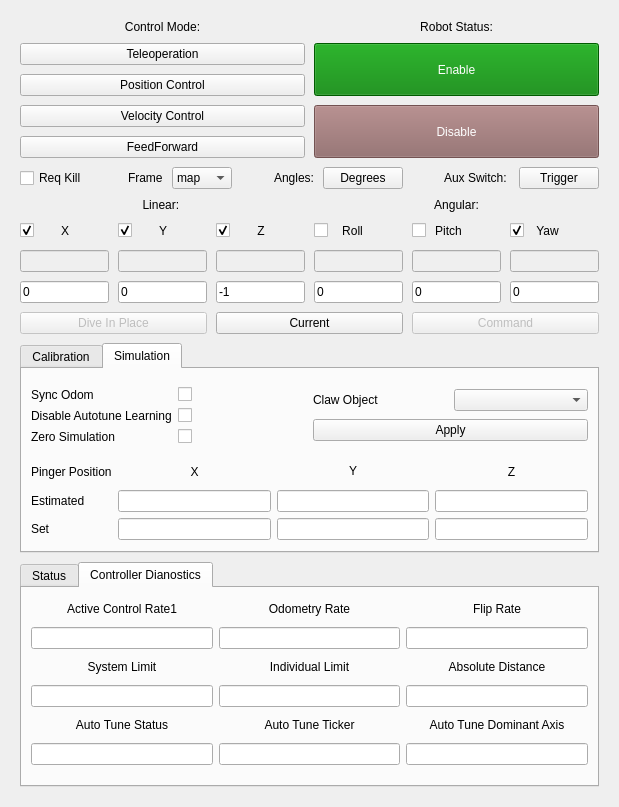
osu-uwrt/mercury_gui, file riptide_rviz/riptide_rviz/src/ControlPanel.ui: the form before one commit.
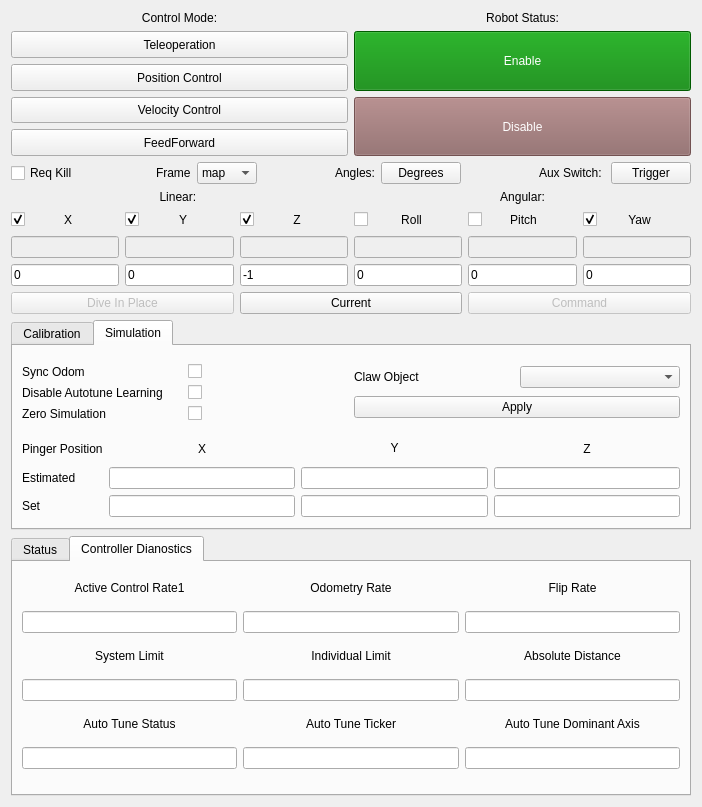
The form after the commit.

Commit message: ok rviz is happy now

```diff
--- a/riptide_rviz/riptide_rviz/src/ControlPanel.ui
+++ b/riptide_rviz/riptide_rviz/src/ControlPanel.ui
@@ -9,7 +9,7 @@
    <rect>
     <x>0</x>
     <y>0</y>
-    <width>619</width>
+    <width>702</width>
     <height>807</height>
    </rect>
   </property>
@@ -34,18 +34,48 @@
    </property>
    <item>
    <widget class="QScrollArea" name="scrollArea">
+     <property name="sizePolicy">
+      <sizepolicy hsizetype="MinimumExpanding" vsizetype="Expanding">
+       <horstretch>0</horstretch>
+       <verstretch>0</verstretch>
+      </sizepolicy>
+     </property>
      <property name="frameShape">
       <enum>QFrame::NoFrame</enum>
      </property>
+     <property name="horizontalScrollBarPolicy">
+      <enum>Qt::ScrollBarAlwaysOff</enum>
+     </property>
+     <property name="sizeAdjustPolicy">
+      <enum>QAbstractScrollArea::AdjustToContents</enum>
+     </property>
      <property name="widgetResizable">
       <bool>true</bool>
      </property>
      <widget class="QWidget" name="scrollAreaWidgetContents">
-      <layout class="QVBoxLayout" name="scrollAreaLayout">
-       <item>
-    <layout class="QVBoxLayout" name="layout">
+      <property name="geometry">
+       <rect>
+        <x>0</x>
+        <y>0</y>
+        <width>668</width>
+        <height>814</height>
+       </rect>
+      </property>
+      <layout class="QVBoxLayout" name="scrollAreaLayout" stretch="0,0,0,0">
      <property name="spacing">
-      <number>9</number>
+        <number>6</number>
+       </property>
+       <property name="leftMargin">
+        <number>0</number>
+       </property>
+       <property name="topMargin">
+        <number>0</number>
+       </property>
+       <property name="rightMargin">
+        <number>0</number>
+       </property>
+       <property name="bottomMargin">
+        <number>0</number>
      </property>
      <item>
       <layout class="QGridLayout" name="control">
@@ -231,11 +261,11 @@
             <enum>Qt::Horizontal</enum>
            </property>
            <property name="sizeType">
-            <enum>QSizePolicy::Preferred</enum>
+              <enum>QSizePolicy::MinimumExpanding</enum>
            </property>
            <property name="sizeHint" stdset="0">
             <size>
-             <width>40</width>
+               <width>0</width>
              <height>20</height>
             </size>
            </property>
@@ -277,11 +307,11 @@
             <enum>Qt::Horizontal</enum>
            </property>
            <property name="sizeType">
-            <enum>QSizePolicy::Preferred</enum>
+              <enum>QSizePolicy::MinimumExpanding</enum>
            </property>
            <property name="sizeHint" stdset="0">
             <size>
-             <width>40</width>
+               <width>0</width>
              <height>20</height>
             </size>
            </property>
@@ -319,12 +349,12 @@
             <enum>Qt::Horizontal</enum>
            </property>
            <property name="sizeType">
-            <enum>QSizePolicy::Preferred</enum>
+              <enum>QSizePolicy::MinimumExpanding</enum>
            </property>
            <property name="sizeHint" stdset="0">
             <size>
-             <width>40</width>
-             <height>20</height>
+               <width>0</width>
+               <height>0</height>
             </size>
            </property>
           </spacer>
@@ -1571,8 +1601,6 @@
         </layout>
        </widget>
       </widget>
-     </item>
-    </layout>
     </item>
     </layout>
     </widget>
```
Left out of the diff: 40 changed lines with no effect on the pictures. Lines whose indentation alone changed are shown as unchanged.
